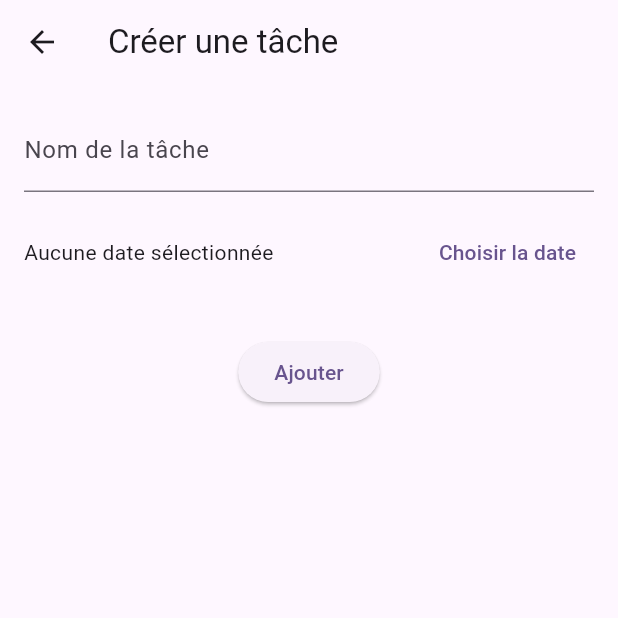
After one commit to AlexisKadar/TP1_5N6_AlexisKadar, a Flutter app: the EcranCreation screen opened by its route, on a phone screen of 412 x 824 dp, the top half of it. The commit adds this screen. Run offline on Flutter 3.47's test engine with Material 3 defaults, Android fonts, the phone set to English and light mode, and no system bars; our stand-ins replace cookie_jar, dio, dio_cookie_manager.

Commit message:
FCT : Ajoute Tache

```diff
--- /dev/null
+++ b/lib/ecran_creation.dart
@@ -0,0 +1,85 @@
+import 'package:flutter/material.dart';
+import 'package:tp1_2363662/transfer.dart';
+
+class EcranCreation extends StatefulWidget {
+  const EcranCreation({super.key});
+
+  @override
+  _EcranCreationState createState() => _EcranCreationState();
+}
+
+class _EcranCreationState extends State<EcranCreation> {
+  final TextEditingController _nomController = TextEditingController();
+  DateTime? _dateEcheance;
+
+  Future<void> _selectDate(BuildContext context) async {
+    final DateTime? picked = await showDatePicker(
+      context: context,
+      initialDate: DateTime.now(),
+      firstDate: DateTime.now(),
+      lastDate: DateTime(2100),
+    );
+    if (picked != null) {
+      setState(() {
+        _dateEcheance = picked;
+      });
+    }
+  }
+
+  @override
+  Widget build(BuildContext context) {
+    return Scaffold(
+      appBar: AppBar(title: Text('Créer une tâche')),
+      body: Padding(
+        padding: const EdgeInsets.all(16.0),
+        child: Column(
+          children: [
+            TextField(
+              controller: _nomController,
+              decoration: InputDecoration(labelText: 'Nom de la tâche'),
+            ),
+            SizedBox(height: 16),
+            Row(
+              children: [
+                Expanded(
+                  child: Text(
+                    _dateEcheance == null
+                        ? 'Aucune date sélectionnée'
+                        : 'Échéance : ${_dateEcheance!.day}/${_dateEcheance!.month}/${_dateEcheance!.year}',
+                  ),
+                ),
+                TextButton(
+                  onPressed: () => _selectDate(context),
+                  child: Text('Choisir la date'),
+                ),
+              ],
+            ),
+            SizedBox(height: 32),
+            ElevatedButton(
+              onPressed: () {
+                RequeteAjoutTache req = RequeteAjoutTache();
+                req.nom = _nomController.text;
+                req.dateLimite = _dateEcheance != null
+                    ? '${_dateEcheance!.year}-${_dateEcheance!.month.toString().padLeft(2, '0')}-${_dateEcheance!.day.toString().padLeft(2, '0')}'
+                    : '';
+                Navigator.pushNamed(context, '/accueil');
+              },
+              child: Text('Ajouter'),
+            ),
+          ],
+        ),
+      ),
+    );
+  }
+}
+
+// Remplace ceci par ton widget d'accueil réel
+class Accueil extends StatelessWidget {
+  @override
+  Widget build(BuildContext context) {
+    return Scaffold(
+      appBar: AppBar(title: Text('Accueil')),
+      body: Center(child: Text('Bienvenue sur l\'écran d\'accueil')),
+    );
+  }
+}
--- a/lib/main.dart
+++ b/lib/main.dart
@@ -3,6 +3,7 @@ import 'package:tp1_2363662/ecran_connexion.dart';
 import 'package:dio/dio.dart';
 
 import 'ecran_accueil.dart';
+import 'ecran_creation.dart';
 import 'ecran_inscription.dart';
 
 void main() {
@@ -31,6 +32,7 @@ class MyApp extends StatelessWidget {
       '/inscription': (context) => const EcranInscription(),
       '/connexion': (context) => const EcranConnexion(),
       '/accueil': (context) => const EcranAccueil(),
+      '/creation': (context) => const EcranCreation(),
     };
   }
 }
--- a/lib/transfer.dart
+++ b/lib/transfer.dart
@@ -48,3 +48,18 @@ class RequeteConnexion  {
 
   Map<String, dynamic> toJson() => _$RequeteConnexionToJson(this);
 }
+
+@JsonSerializable()
+class RequeteAjoutTache  {
+
+  RequeteAjoutTache();
+
+  String nom = "";
+
+  String dateLimite = "";
+
+
+  factory RequeteAjoutTache.fromJson(Map<String, dynamic> json) => _$RequeteAjoutTacheFromJson(json);
+
+  Map<String, dynamic> toJson() => _$RequeteAjoutTacheToJson(this);
+}
```
Also changed, not shown: lib/lib_http.dart (+13 -0 lines), lib/transfer.g.dart.
